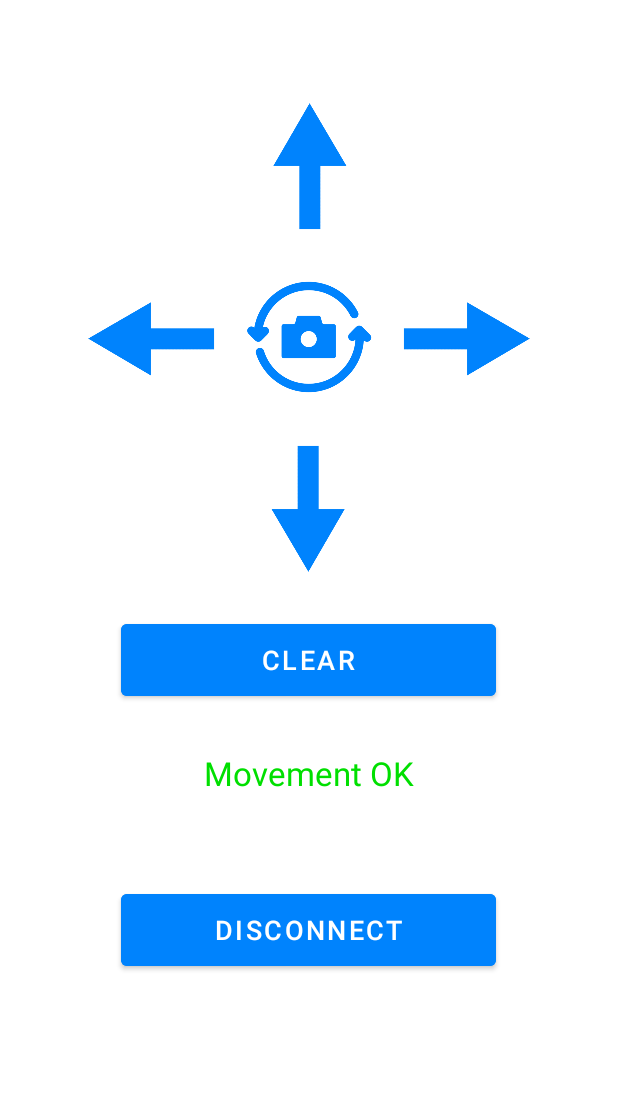
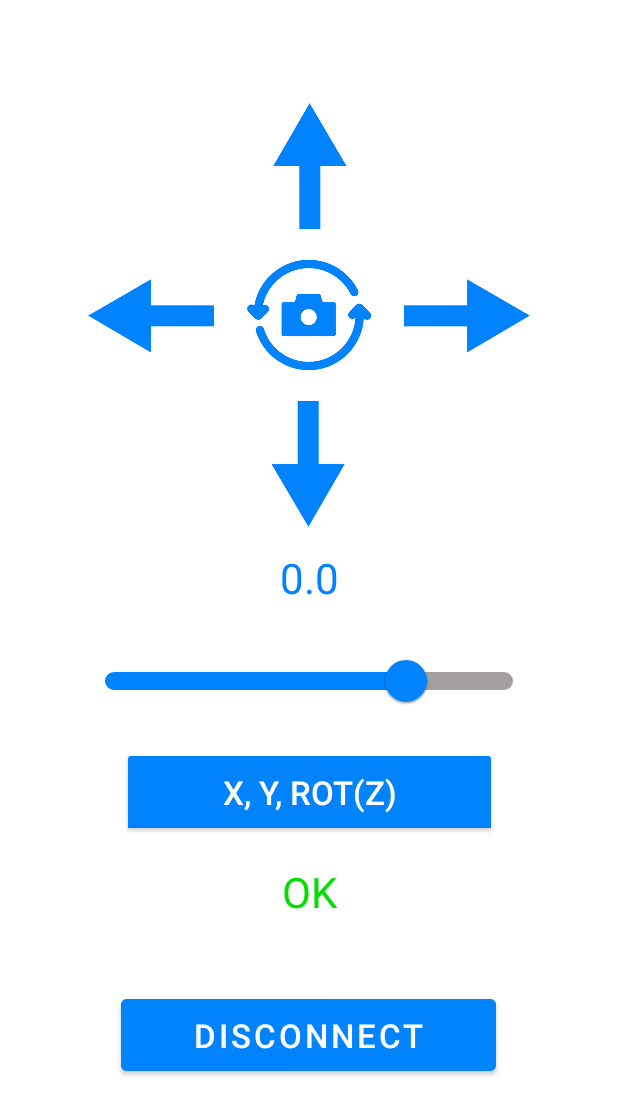
Before and after one commit to DominikBogielczyk/RobotVisualization, an Android app: the layout activity_main.xml on its own in the app's theme, with its tools: preview values and no code run, on a phone screen of 412 x 824 dp. Shown: the top 1115 px of the screen. Run offline under Robolectric (Android 15) with nearby library versions, the phone set to English and light mode, and no system bars.

Commit message:
x,y,rot(z) new command sending

```diff
--- a/RobotControlApp/app/src/main/res/layout/activity_configuration.xml
+++ b/RobotControlApp/app/src/main/res/layout/activity_configuration.xml
@@ -16,7 +16,7 @@
         android:clickable="true"
         android:onClick="turnOn"
         android:text="@string/turnOn"
-        android:textSize="@dimen/textSize"
+        android:textSize="@dimen/textSizeBig"
         app:layout_constraintEnd_toEndOf="@+id/bluetoothImage"
         app:layout_constraintStart_toStartOf="@+id/bluetoothImage"
         app:layout_constraintTop_toBottomOf="@+id/bluetoothImage" />
@@ -29,7 +29,7 @@
         android:backgroundTint="@color/blue"
         android:onClick="listDevices"
         android:text="@string/pairedDevices"
-        android:textSize="@dimen/textSize"
+        android:textSize="@dimen/textSizeBig"
         app:layout_constraintEnd_toEndOf="parent"
         app:layout_constraintStart_toStartOf="parent"
         app:layout_constraintTop_toBottomOf="@+id/buttonTurnOff" />
@@ -46,7 +46,7 @@
         android:backgroundTint="@color/blue"
         android:onClick="turnOff"
         android:text="@string/turnOff"
-        android:textSize="@dimen/textSize"
+        android:textSize="@dimen/textSizeBig"
         app:layout_constraintEnd_toEndOf="parent"
         app:layout_constraintStart_toStartOf="parent"
         app:layout_constraintTop_toBottomOf="@+id/buttonTurnOn" />
--- a/RobotControlApp/app/src/main/res/layout/activity_main.xml
+++ b/RobotControlApp/app/src/main/res/layout/activity_main.xml
@@ -22,22 +22,6 @@
         app:layout_constraintVertical_bias="0.48"
         app:srcCompat="@drawable/camera_icon"
         app:tint="@color/blue" />
-
-    <Button
-        android:id="@+id/buttonClear"
-        android:layout_width="@dimen/buttonWidth"
-        android:layout_height="@dimen/buttonHeight"
-        android:layout_alignParentStart="true"
-        android:layout_alignParentLeft="true"
-        android:layout_marginTop="@dimen/betweenMargin"
-        android:height="10dp"
-        android:backgroundTint="@color/blue"
-        android:text="@string/clear"
-        android:textSize="@dimen/textSize"
-        app:layout_constraintEnd_toEndOf="parent"
-        app:layout_constraintHorizontal_bias="0.497"
-        app:layout_constraintStart_toStartOf="parent"
-        app:layout_constraintTop_toBottomOf="@+id/imageDown" />
 
     <ImageView
         android:id="@+id/imageRight"
@@ -70,7 +54,7 @@
         android:id="@+id/imageDown"
         android:layout_width="@dimen/arrowWidth"
         android:layout_height="@dimen/arrowHeight"
-        android:layout_marginTop="@dimen/betweenMarginBig"
+        android:layout_marginTop="100dp"
         android:clickable="true"
         android:contentDescription="@string/down"
         android:rotation="90"
@@ -100,13 +84,12 @@
         android:layout_height="@dimen/buttonHeight"
         android:layout_alignParentStart="true"
         android:layout_alignParentLeft="true"
-        android:layout_marginTop="200dp"
-        android:layout_marginBottom="@dimen/betweenMargin"
+        android:layout_marginTop="300dp"
         android:height="10dp"
         android:backgroundTint="@color/blue"
         android:onClick="disconnect"
         android:text="@string/disconnect"
-        android:textSize="@dimen/textSize"
+        android:textSize="@dimen/textSizeBig"
         app:layout_constraintBottom_toBottomOf="parent"
         app:layout_constraintEnd_toEndOf="parent"
         app:layout_constraintHorizontal_bias="0.497"
@@ -118,13 +101,13 @@
         android:layout_width="wrap_content"
         android:layout_height="wrap_content"
         android:layout_marginBottom="30dp"
-        android:text="Movement OK"
+        android:text="OK"
         android:textColor="@color/green"
-        android:textSize="@dimen/textSizeBig"
+        android:textSize="@dimen/textSizeHuge"
         app:layout_constraintBottom_toTopOf="@+id/buttonDisconnect"
         app:layout_constraintEnd_toEndOf="parent"
         app:layout_constraintStart_toStartOf="parent"
-        app:layout_constraintTop_toBottomOf="@+id/buttonClear" />
+        app:layout_constraintTop_toBottomOf="@+id/modeButton" />
 
     <TextView
         android:id="@+id/info"
@@ -147,5 +130,53 @@
         app:layout_constraintStart_toStartOf="parent"
         app:layout_constraintTop_toBottomOf="@+id/textView" />
 
+    <ToggleButton
+        android:id="@+id/modeButton"
+        android:layout_width="@dimen/buttonWidth"
+        android:layout_height="@dimen/buttonHeight"
+        android:layout_marginTop="20dp"
+        android:backgroundTint="@color/blue"
+        android:textColor="@color/white"
+        android:textOff="x, y, rot(z)"
+        android:textOn="ωp, ωl"
+        android:textSize="@dimen/textSizeBig"
+        app:layout_constraintEnd_toEndOf="parent"
+        app:layout_constraintStart_toStartOf="parent"
+        app:layout_constraintTop_toBottomOf="@+id/slider" />
+
+    <TextView
+        android:id="@+id/test"
+        android:layout_width="wrap_content"
+        android:layout_height="wrap_content"
+        android:layout_marginBottom="20dp"
+        android:text="0.0"
+        android:textColor="@color/blue"
+        android:textSize="@dimen/textSizeHuge"
+        app:layout_constraintBottom_toTopOf="@+id/slider"
+        app:layout_constraintEnd_toEndOf="parent"
+        app:layout_constraintStart_toStartOf="parent"
+        app:layout_constraintTop_toBottomOf="@+id/imageDown" />
+
+    <com.google.android.material.slider.Slider
+        android:id="@+id/slider"
+        android:layout_width="300dp"
+        android:layout_height="25dp"
+        android:layout_marginTop="70dp"
+        android:valueFrom="-10.0"
+        android:valueTo="10.0"
+        android:stepSize="0.1"
+        android:value="5.0"
+        app:labelBehavior="gone"
+        app:tickVisible="false"
+        app:trackColorActive="@color/blue"
+        app:trackColorInactive="@color/grey"
+        app:thumbColor="@color/blue"
+        app:thumbRadius="14dp"
+        app:trackHeight="12dp"
+        app:haloColor="@color/blue"
+        app:layout_constraintEnd_toEndOf="parent"
+        app:layout_constraintStart_toStartOf="parent"
+        app:layout_constraintTop_toBottomOf="@+id/imageDown" />
+
 </androidx.constraintlayout.widget.ConstraintLayout>
 </ScrollView>
--- a/RobotControlApp/app/src/main/res/values/dimensions.xml
+++ b/RobotControlApp/app/src/main/res/values/dimensions.xml
@@ -1,6 +1,7 @@
 <?xml version="1.0" encoding="utf-8"?>
 <resources>
     <dimen name="buttonWidth">250dp</dimen>
+    <dimen name="modeButtonH">110dp</dimen>
     <dimen name="buttonHeight">60dp</dimen>
     <dimen name="bluetoothImageW">150dp</dimen>
     <dimen name="bluetoothImageH">100dp</dimen>
@@ -16,4 +17,5 @@
     <dimen name="cameraHeight">100dp</dimen>
     <dimen name="textSize">18dp</dimen>
     <dimen name="textSizeBig">22dp</dimen>
+    <dimen name="textSizeHuge">28dp</dimen>
 </resources>
```
Also changed, not shown: RobotControlApp/app/src/main/java/com/example/robotcontrol/MainActivity.kt (+63 -21 lines).
